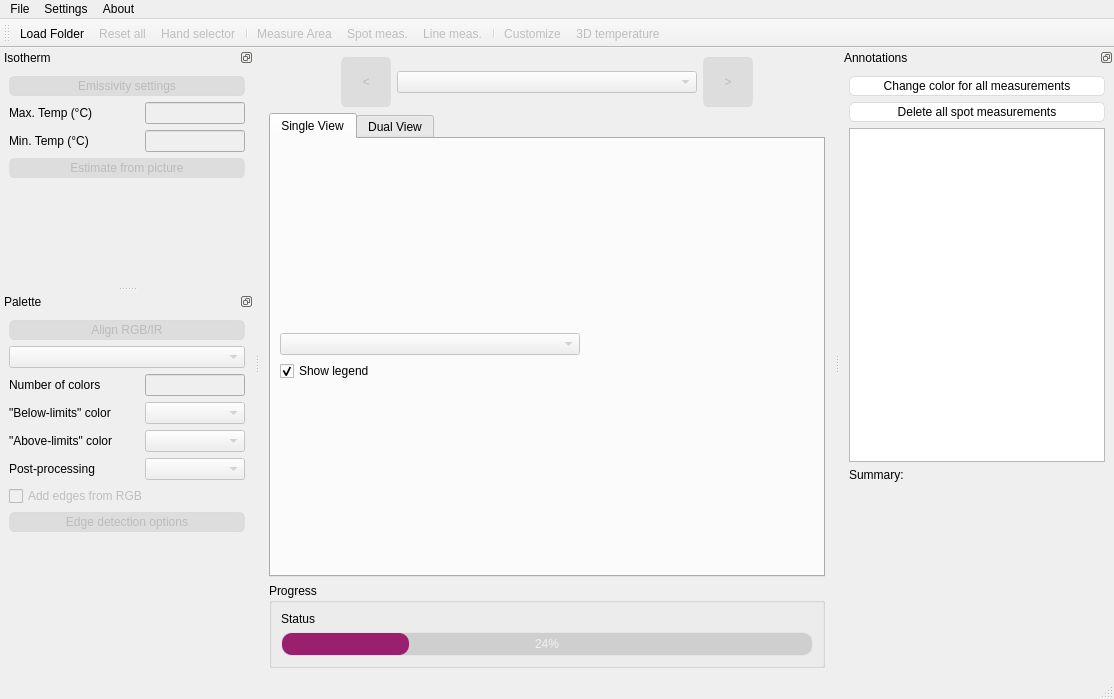
Old version of the form ui/main_window.ui in the repository s-du/Thermogram.
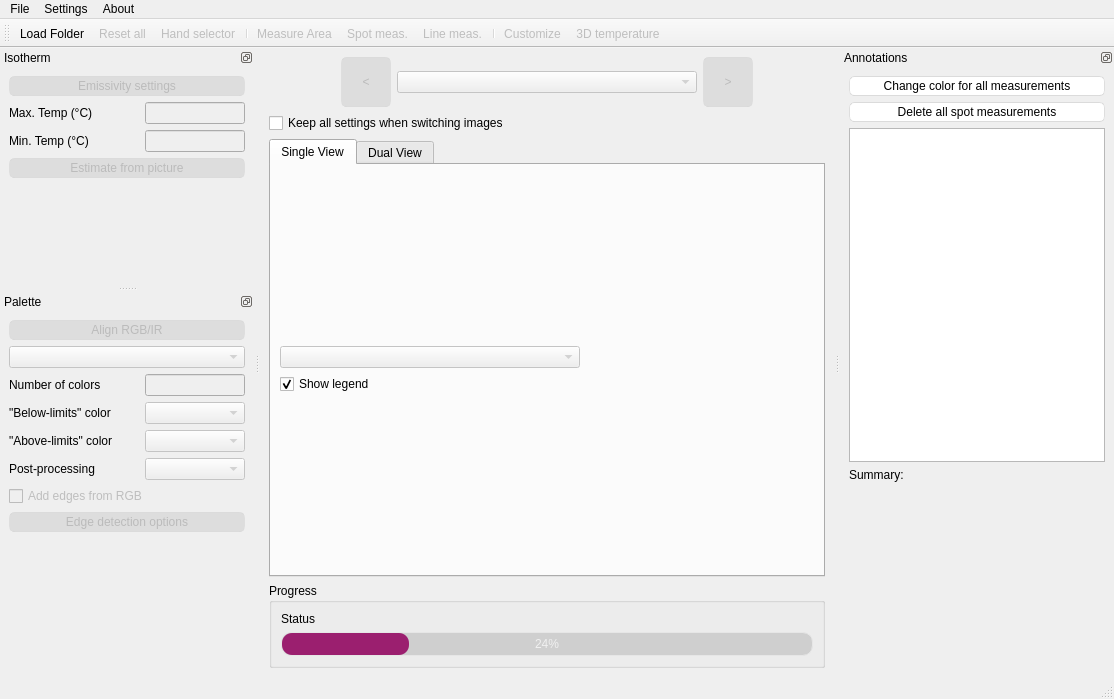
New version of the form.

```diff
--- a/ui/main_window.ui
+++ b/ui/main_window.ui
@@ -170,7 +170,7 @@
       </item>
      </layout>
     </item>
-    <item row="1" column="0">
+    <item row="2" column="0">
      <widget class="QTabWidget" name="tabWidget">
       <property name="currentIndex">
        <number>0</number>
@@ -255,7 +255,7 @@
       </widget>
      </widget>
     </item>
-    <item row="2" column="0">
+    <item row="3" column="0">
      <layout class="QVBoxLayout" name="verticalLayout_5">
       <item>
        <widget class="QGroupBox" name="groupBox_2">
@@ -306,6 +306,13 @@
       </item>
      </layout>
     </item>
+    <item row="1" column="0">
+     <widget class="QCheckBox" name="checkBox_keep">
+      <property name="text">
+       <string>Keep all settings when switching images</string>
+      </property>
+     </widget>
+    </item>
    </layout>
   </widget>
   <widget class="QMenuBar" name="menubar">
@@ -314,7 +321,7 @@
      <x>0</x>
      <y>0</y>
      <width>1114</width>
-     <height>21</height>
+     <height>26</height>
     </rect>
    </property>
    <widget class="QMenu" name="menuFile">
```
